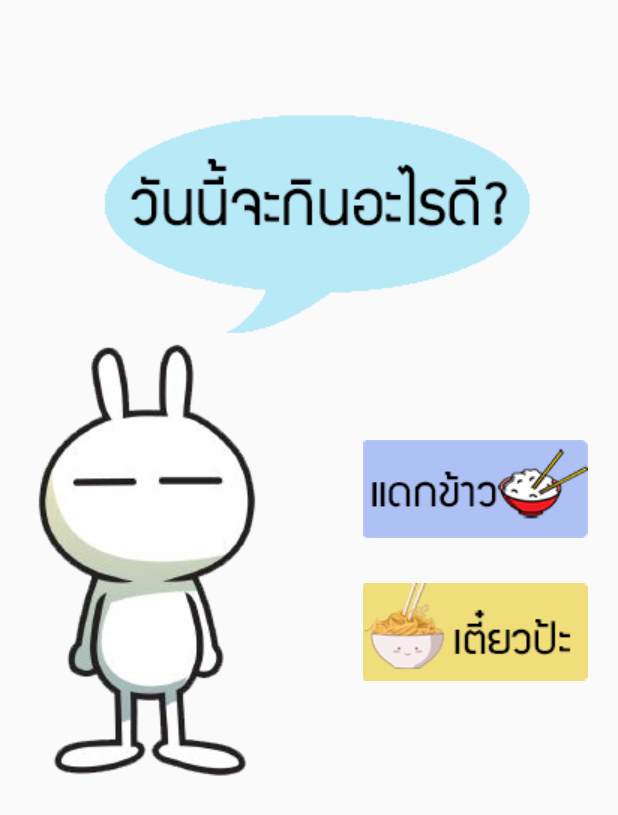
After one commit to zeemyself/WhatToEat, an Android app: the layout main.xml on its own in the app's theme, with its tools: preview values and no code run, on a phone screen of 412 x 824 dp. The commit adds this screen. Shown: the top 815 px of the screen. Run offline under Robolectric (Android 15) with nearby library versions, the phone set to English and light mode, and no system bars.

Commit message:
Update layout and a shit ton of code

```diff
--- a/app/build.gradle
+++ b/app/build.gradle
@@ -8,8 +8,8 @@ android {
         applicationId "com.zeemyself.whattoeat"
         minSdkVersion 19
         targetSdkVersion 21
-        versionCode 1
-        versionName "1.0"
+        versionCode 2
+        versionName "2.0"
     }
     buildTypes {
         release {
--- /dev/null
+++ b/app/src/main/res/layout/main.xml
@@ -0,0 +1,51 @@
+<?xml version="1.0" encoding="utf-8"?>
+<RelativeLayout xmlns:android="http://schemas.android.com/apk/res/android"
+    android:orientation="vertical" android:layout_width="match_parent"
+    android:layout_height="match_parent"
+    android:weightSum="1">
+
+    <ImageView
+        android:layout_width="wrap_content"
+        android:layout_height="wrap_content"
+        android:id="@+id/quote"
+        android:src="@drawable/whattoeat"
+        android:background="@android:color/transparent"
+        android:layout_marginTop="70dp"
+        android:layout_alignParentTop="true"
+        android:layout_centerHorizontal="true" />
+
+
+    <ImageView
+        android:layout_width="wrap_content"
+        android:layout_height="wrap_content"
+        android:id="@+id/tuzki"
+        android:src="@drawable/tuzki"
+        android:cropToPadding="false"
+        android:background="@android:color/transparent"
+        android:layout_marginLeft="20dp"
+        android:layout_below="@+id/quote"
+        android:layout_alignParentStart="true" />
+
+    <ImageButton
+        android:layout_width="wrap_content"
+        android:layout_height="wrap_content"
+        android:id="@+id/rice"
+        android:src="@drawable/rice"
+        android:background="@android:color/transparent"
+
+        android:layout_marginRight="20dp"
+        android:layout_marginBottom="30dp"
+        android:layout_above="@+id/noodle"
+        android:layout_alignParentEnd="true" />
+
+    <ImageButton
+        android:layout_width="wrap_content"
+        android:layout_height="wrap_content"
+        android:id="@+id/noodle"
+        android:src="@drawable/noodle"
+        android:background="@android:color/transparent"
+        android:layout_alignBottom="@+id/tuzki"
+        android:layout_alignStart="@+id/rice"
+        android:layout_marginBottom="70dp" />
+
+</RelativeLayout>
```
Also changed, not shown: app/src/main/AndroidManifest.xml (+8 -4 lines), app/src/main/java/com/zeemyself/whattoeat/activity.java (+110 -44 lines), app/src/main/res/layout/activity_activity.xml (+19 -5 lines), app/src/main/res/layout/random.xml (added, +28 -0 lines), app/src/main/res/drawable/icon.png (added), app/src/main/res/drawable/noodle.png (added), app/src/main/res/drawable/rice.png (added), app/src/main/res/drawable/tuzki.png (added), app/src/main/res/drawable/whattoeat.png (added), app/src/main/res/drawable/zee.png (added).
